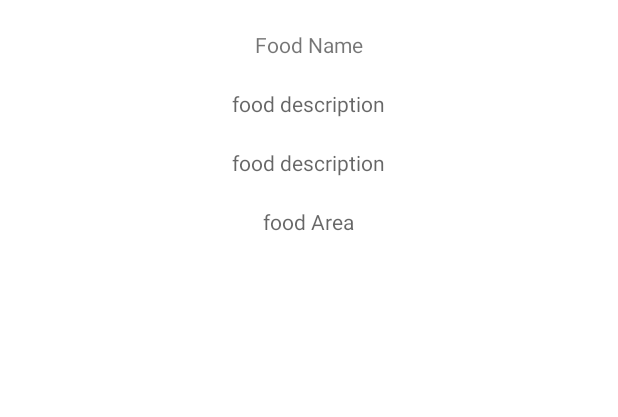
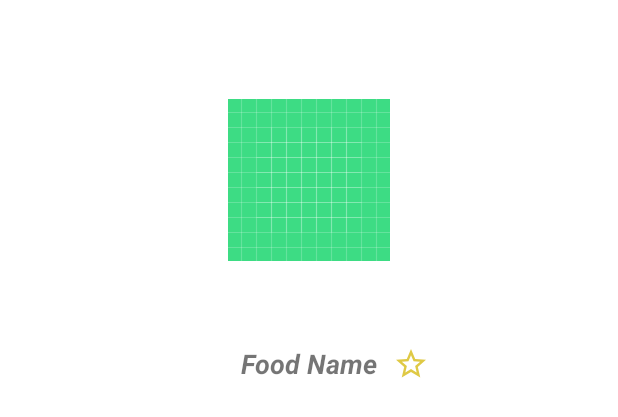
Before and after one commit to GOKUL41602/Foody_CookBook, an Android app: the layout food_format.xml on its own in the app's theme, with its tools: preview values and no code run, on a phone screen of 412 x 824 dp. Shown: the top 417 px of the screen. Run offline under Robolectric (Android 15) with nearby library versions, the phone set to English and light mode, and no system bars; network calls fail.

Commit message:
Half way to complete 1st task.

```diff
--- a/app/build.gradle
+++ b/app/build.gradle
@@ -38,9 +38,8 @@ dependencies {
     androidTestImplementation 'androidx.test.espresso:espresso-core:3.4.0'
 
     implementation 'com.android.volley:volley:1.2.0'
-    implementation 'com.squareup.retrofit2:retrofit:2.3.0'
-    implementation 'com.squareup.retrofit2:converter-gson:2.3.0'
     implementation 'com.google.code.gson:gson:2.8.6'
     implementation 'com.android.volley:volley:1.2.0'
+    implementation 'com.squareup.picasso:picasso:2.5.2'
 
 }
--- /dev/null
+++ b/app/src/main/res/drawable-anydpi/ic_un_favourite.xml
@@ -0,0 +1,11 @@
+<vector xmlns:android="http://schemas.android.com/apk/res/android"
+    android:width="24dp"
+    android:height="24dp"
+    android:viewportWidth="24"
+    android:viewportHeight="24"
+    android:tint="#D7BC17"
+    android:alpha="0.8">
+  <path
+      android:fillColor="@android:color/white"
+      android:pathData="M22,9.24l-7.19,-0.62L12,2 9.19,8.63 2,9.24l5.46,4.73L5.82,21 12,17.27 18.18,21l-1.63,-7.03L22,9.24zM12,15.4l-3.76,2.27 1,-4.28 -3.32,-2.88 4.38,-0.38L12,6.1l1.71,4.04 4.38,0.38 -3.32,2.88 1,4.28L12,15.4z"/>
+</vector>
--- a/app/src/main/res/layout/food_format.xml
+++ b/app/src/main/res/layout/food_format.xml
@@ -1,43 +1,36 @@
 <?xml version="1.0" encoding="utf-8"?>
 <RelativeLayout xmlns:android="http://schemas.android.com/apk/res/android"
     android:layout_width="match_parent"
-    android:layout_height="wrap_content">
+    android:layout_height="wrap_content"
+    android:layout_marginTop="20dp"
+    android:layout_marginBottom="10dp">
 
+    <ImageView
+        android:layout_width="wrap_content"
+        android:layout_height="200dp"
+        android:id="@+id/foodImage"
+        android:src="@drawable/ic_launcher_background"
+        android:layout_centerHorizontal="true"/>
     <TextView
-        android:id="@+id/foodTitle"
         android:layout_width="wrap_content"
         android:layout_height="wrap_content"
+        android:id="@+id/foodName"
+        android:text="Food Name"
+        android:textStyle="bold|italic"
+        android:layout_below="@+id/foodImage"
         android:layout_centerHorizontal="true"
-        android:layout_marginTop="20dp"
-        android:text="Food Name" />
+        android:layout_marginTop="10dp"
+        android:textSize="18sp"/>
 
-    <TextView
-        android:id="@+id/foodCategory"
-        android:layout_width="wrap_content"
-        android:layout_height="wrap_content"
-        android:layout_below="@+id/foodTitle"
-        android:layout_centerHorizontal="true"
-        android:layout_marginTop="20dp"
-        android:hint="food description" />
-
-
-
-    <TextView
-        android:id="@+id/foodDesc"
-        android:layout_width="wrap_content"
-        android:layout_height="wrap_content"
-        android:layout_below="@+id/foodCategory"
-        android:layout_centerHorizontal="true"
-        android:layout_marginTop="20dp"
-        android:hint="food description" />
-
-    <TextView
-        android:id="@+id/foodArea"
-        android:layout_width="wrap_content"
-        android:layout_height="wrap_content"
-        android:layout_below="@+id/foodDesc"
-        android:layout_centerHorizontal="true"
-        android:layout_marginTop="20dp"
-        android:hint="food Area" />
+    <ImageButton
+        android:layout_width="25dp"
+        android:layout_height="25dp"
+        android:backgroundTint="@color/white"
+        android:src="@drawable/ic_un_favourite"
+        android:id="@+id/favouritesBtn"
+        android:layout_below="@+id/foodImage"
+        android:layout_marginTop="10dp"
+        android:layout_toRightOf="@+id/foodName"
+        android:layout_marginLeft="10dp"/>
 
 </RelativeLayout>
```
Also changed, not shown: app/src/main/java/com/example/apiproject/FoodDtoAdapter.java (+9 -7 lines), app/src/main/java/com/example/apiproject/MainActivity.java (+1 -6 lines), app/src/main/res/drawable-anydpi/ic_favourite.xml (added, +11 -0 lines), app/src/main/res/drawable-hdpi/ic_favourite.png (added), app/src/main/res/drawable-hdpi/ic_un_favourite.png (added), app/src/main/res/drawable-mdpi/ic_favourite.png (added), app/src/main/res/drawable-mdpi/ic_un_favourite.png (added), app/src/main/res/drawable-xhdpi/ic_favourite.png (added), app/src/main/res/drawable-xhdpi/ic_un_favourite.png (added), app/src/main/res/drawable-xxhdpi/ic_favourite.png (added), app/src/main/res/drawable-xxhdpi/ic_un_favourite.png (added).
